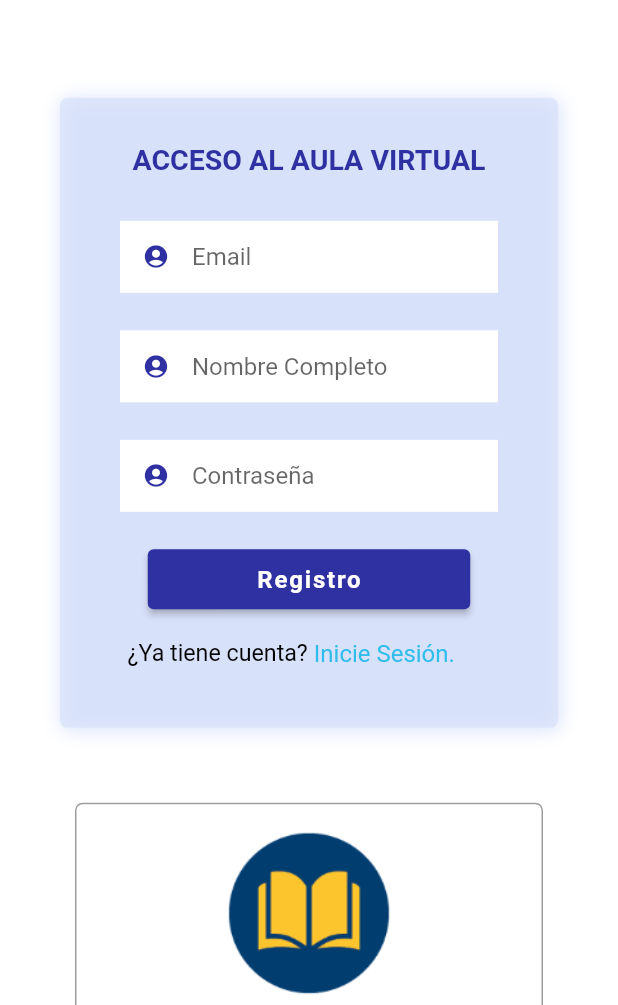
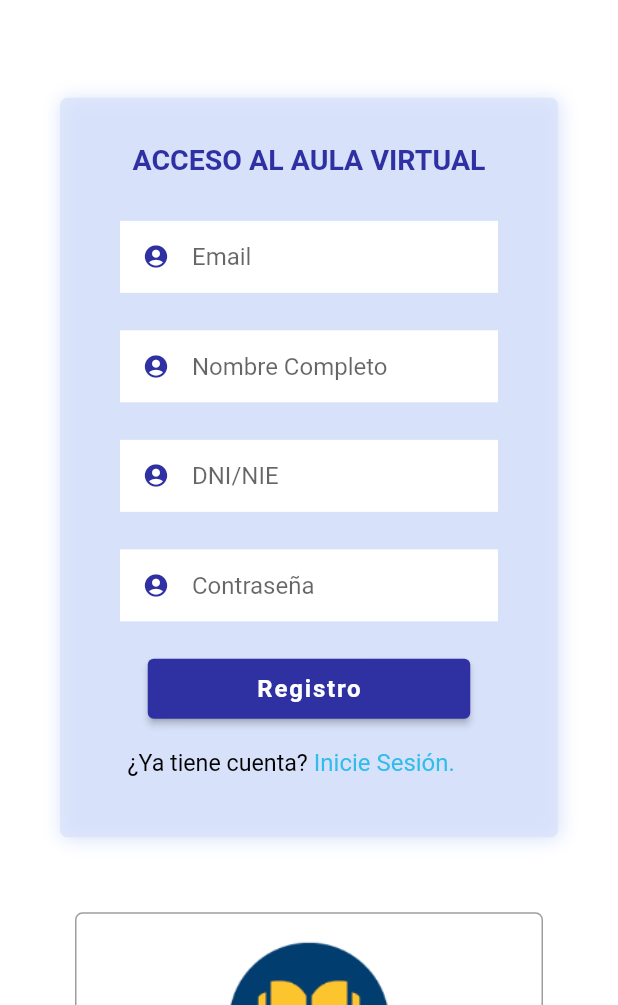
Before and after one commit to shistastic/CesurCampusOnline, a Flutter app: the Register screen opened by its route, on a phone screen of 412 x 824 dp, the part 231-1236 px from its top. Run offline on Flutter 3.47's test engine with Material 2 defaults, Android fonts, the phone set to English and light mode, and no system bars; our stand-ins replace sqflite; accounts and stored records are empty; network calls fail.

Commit message:
login and register function

```diff
--- a/lib/main.dart
+++ b/lib/main.dart
@@ -14,7 +14,7 @@ void main() {
   //View Routing
   runApp(
     MaterialApp(
-      initialRoute: '/studentHome',
+      initialRoute: '/login',
       routes: {
         '/login': (context) => Login(),
         '/register': (context) => Register(),
--- a/lib/screens/login.dart
+++ b/lib/screens/login.dart
@@ -1,4 +1,8 @@
+import 'dart:convert';
+
 import 'package:cesurcampusonline/data/constants.dart';
+import 'package:cesurcampusonline/data/http_calls.dart';
+import 'package:cesurcampusonline/models/user_model.dart';
 import 'package:cesurcampusonline/screens/module_payment.dart';
 import 'package:cesurcampusonline/widgets/appBar.dart';
 import 'package:flutter/gestures.dart';
@@ -17,6 +21,10 @@ class Login extends StatefulWidget {
 }
 
 class _LoginState extends State<Login> {
+
+  String? dni;
+  String? password;
+
   @override
   Widget _buildBody(){
     return SafeArea(
@@ -62,7 +70,10 @@ class _LoginState extends State<Login> {
                     Padding(
                       padding: EdgeInsets.symmetric(horizontal: 40),
                       child: TextFormField(
-
+                        onChanged: (value){
+                          dni = value;
+                          print(dni);
+                        },
                         decoration: InputDecoration(
                           focusedBorder: OutlineInputBorder(
                             borderSide: BorderSide(
@@ -97,7 +108,9 @@ class _LoginState extends State<Login> {
                     Padding(
                       padding: EdgeInsets.symmetric(horizontal: 40),
                       child: TextFormField(
-
+                        onChanged: (value) {
+                          password = value;
+                        },
                         decoration: InputDecoration(
                           focusedBorder: OutlineInputBorder(
                             borderSide: BorderSide(
@@ -140,8 +153,22 @@ class _LoginState extends State<Login> {
                               ),
                             ),
                             onPressed: ()  async {
-                              Navigator.pushReplacementNamed(context, '/modulePayment');
+                              var response = await userLogin(dni!, password!);
+                              Map<String, dynamic> jsonResponse = jsonDecode(response);
+                              print(jsonResponse['student'][0]['dni']);
 
+                              if(response != '400'){
+                                User user = User(
+                                    userId: jsonResponse['student'][0]['id'],
+                                    email: jsonResponse['student'][0]['email'],
+                                    fullName: jsonResponse['student'][0]['fullname'],
+                                    dni: jsonResponse['student'][0]['dni']
+                                );
+                                await insertUser(user);
+                                Navigator.pushReplacementNamed(context, '/modulePayment');
+                              } else {
+
+                              }
                             },
                             child: Text(
                               'Iniciar Sesión',
--- a/lib/screens/register.dart
+++ b/lib/screens/register.dart
@@ -1,4 +1,5 @@
 import 'package:cesurcampusonline/data/constants.dart';
+import 'package:cesurcampusonline/data/http_calls.dart';
 import 'package:flutter/gestures.dart';
 import 'package:flutter/material.dart';
 import 'package:url_launcher/url_launcher.dart';
@@ -15,6 +16,12 @@ class Register extends StatefulWidget {
 }
 
 class _RegisterState extends State<Register> {
+
+  String? fullName;
+  String? email;
+  String? dni;
+  String? password;
+
   @override
   Widget _buildBody(){
     return Container(
@@ -59,7 +66,9 @@ class _RegisterState extends State<Register> {
                   Padding(
                     padding: EdgeInsets.symmetric(horizontal: 40),
                     child: TextFormField(
-
+                      onChanged: (value) {
+                        email = value;
+                      },
                       decoration: InputDecoration(
                         focusedBorder: OutlineInputBorder(
                           borderSide: BorderSide(
@@ -94,7 +103,9 @@ class _RegisterState extends State<Register> {
                   Padding(
                     padding: EdgeInsets.symmetric(horizontal: 40),
                     child: TextFormField(
-
+                      onChanged: (value) {
+                        fullName = value;
+                      },
                       decoration: InputDecoration(
                         focusedBorder: OutlineInputBorder(
                           borderSide: BorderSide(
@@ -129,7 +140,46 @@ class _RegisterState extends State<Register> {
                   Padding(
                     padding: EdgeInsets.symmetric(horizontal: 40),
                     child: TextFormField(
-
+                      onChanged: (value) {
+                        dni = value;
+                      },
+                      decoration: InputDecoration(
+                        focusedBorder: OutlineInputBorder(
+                          borderSide: BorderSide(
+                            color:  CustomColors.darkBlue,
+                            width: 1.5,
+                          ),
+                          borderRadius: BorderRadius.all(
+                            Radius.circular(0),
+                          ),
+                        ),
+                        enabledBorder: OutlineInputBorder(
+                          borderSide: BorderSide(
+                            color: Colors.transparent,
+                            width: 2.0,
+                          ),
+                          borderRadius: BorderRadius.all(
+                            Radius.circular(0),
+                          ),
+                        ),
+                        fillColor: Colors.white,
+                        filled: true,
+                        contentPadding: EdgeInsets.only(top: 20),
+                        isDense: true,
+                        hintText: 'DNI/NIE',
+                        prefixIcon: Icon(Icons.account_circle,
+                          color:  CustomColors.darkBlue,
+                        ),
+                      ),
+                    ),
+                  ),
+                  SizedBox(height: 25,),
+                  Padding(
+                    padding: EdgeInsets.symmetric(horizontal: 40),
+                    child: TextFormField(
+                      onChanged: (value) {
+                        password = value;
+                      },
                       decoration: InputDecoration(
                         focusedBorder: OutlineInputBorder(
                           borderSide: BorderSide(
@@ -172,8 +222,13 @@ class _RegisterState extends State<Register> {
                             ),
                           ),
                           onPressed: ()  async {
-                            Navigator.pushReplacementNamed(context, '/login');
-
+                            var response = await addStudent(fullName!, dni!, email!, password!);
+                            print(response);
+                            if(response == '200') {
+                              Navigator.pushReplacementNamed(context, '/login');
+                            } else {
+                              print('Not registered!');
+                            }
                           },
                           child: Text(
                             'Registro',
--- a/pubspec.yaml
+++ b/pubspec.yaml
@@ -39,6 +39,7 @@ flutter_icons:
 dev_dependencies:
   flutter_test:
     sdk: flutter
+  sqflite:
 
 # For information on the generic Dart part of this file, see the
 # following page: https://dart.dev/tools/pub/pubspec
```
Also changed, not shown: lib/data/http_calls.dart (+32 -14 lines), lib/models/database_initializer.dart (added, +17 -0 lines), lib/models/user_model.dart (added, +44 -0 lines), lib/screens/module_payment.dart (+17 -1 lines), pubspec.lock, 1 other file.
